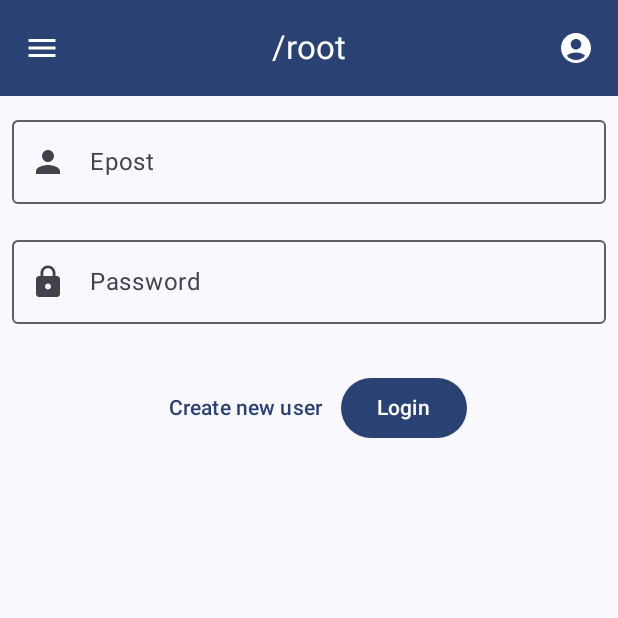
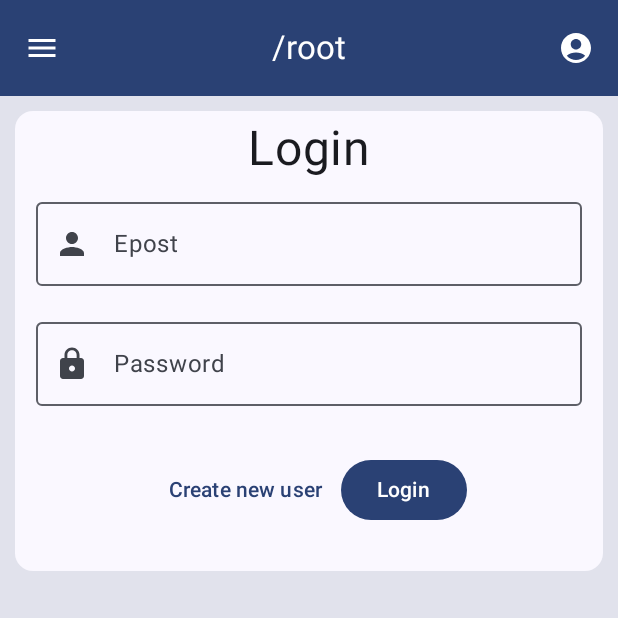
Before and after one commit to Bjelke98/MOB3000_ROOT_APP, an Android app built with Jetpack Compose: the login_screen screen opened through its navigation route, on a phone screen of 412 x 824 dp, the top half of it. Run offline under Robolectric (Android 15) with nearby library versions, the phone set to English and light mode, and no system bars.

Commit message:
Login screen edit

```diff
--- a/app/src/main/java/com/example/mob3000_root_app/screens/Login.kt
+++ b/app/src/main/java/com/example/mob3000_root_app/screens/Login.kt
@@ -1,5 +1,6 @@
 package com.example.mob3000_root_app.screens
 
+import androidx.compose.foundation.background
 import androidx.compose.foundation.layout.*
 import androidx.compose.foundation.text.KeyboardOptions
 import androidx.compose.material.icons.Icons
@@ -17,7 +18,6 @@ import androidx.compose.ui.unit.dp
 import androidx.navigation.NavHostController
 import androidx.navigation.compose.rememberNavController
 import com.example.mob3000_root_app.App
-import com.example.mob3000_root_app.components.navigation.Screen
 
 
 
@@ -26,11 +26,21 @@ import com.example.mob3000_root_app.components.navigation.Screen
 fun Login(navController: NavHostController) {
     var epost by remember{ mutableStateOf(TextFieldValue("")) }
     var password by remember { mutableStateOf(TextFieldValue("")) }
+    val testColors: CardColors = CardDefaults.cardColors(
+        containerColor = MaterialTheme.colorScheme.background);
+    Box(
+        modifier = Modifier
+            .fillMaxSize()
+            .background(MaterialTheme.colorScheme.surfaceVariant)
+    ){
 
+        Card(modifier = Modifier.padding(10.dp),colors = testColors) {
             Column(
                 verticalArrangement = Arrangement.Center,
-        horizontalAlignment = Alignment.CenterHorizontally
+                horizontalAlignment = Alignment.CenterHorizontally,
+                modifier = Modifier.padding(6.dp)
             ) {
+                Text(text = "Login", fontSize = MaterialTheme.typography.headlineLarge.fontSize)
                 OutlinedTextField(
                     value=epost,
                     leadingIcon={Icon(imageVector= Icons.Default.Person,contentDescription=null)},
@@ -76,13 +86,17 @@ fun Login(navController: NavHostController) {
             }
         }
 
+    }
+
+}
+
 @Preview(showBackground = true, widthDp = 400, heightDp = 65)
 @Composable
 fun LoginNavPreview() {
     App(rememberNavController())
 }
 
-@Preview(showBackground = true, widthDp = 400, heightDp = 400)
+@Preview(showBackground = true, widthDp = 400, heightDp = 600)
 @Composable
 fun LoginPreview() {
     Login(navController = rememberNavController())
```
Lines whose indentation alone changed are shown as unchanged.
